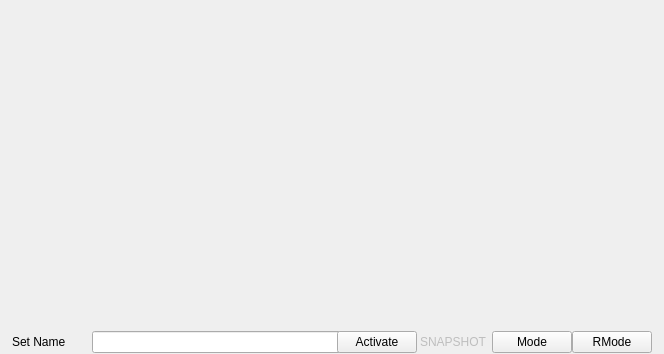
The window that seq_qt5/forms/qslivegrid.ui (ahlstromcj/seq66) describes before a commit, drawn with Qt 5.
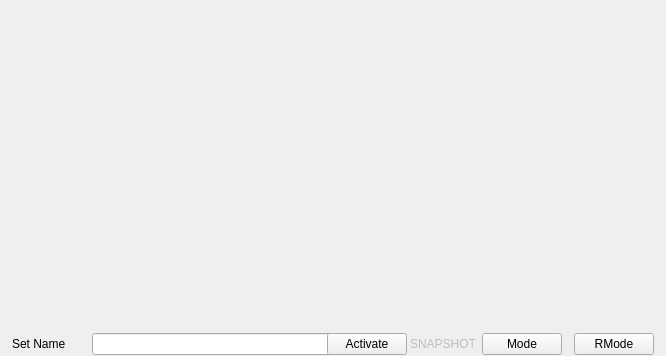
The same window after the commit.

Commit message: Tweaks to loop/quantize main buttons.

```diff
--- a/seq_qt5/forms/qslivegrid.ui
+++ b/seq_qt5/forms/qslivegrid.ui
@@ -6,8 +6,8 @@
    <rect>
     <x>0</x>
     <y>0</y>
-    <width>664</width>
-    <height>354</height>
+    <width>666</width>
+    <height>356</height>
    </rect>
   </property>
   <property name="sizePolicy">
@@ -218,6 +218,28 @@
        </property>
       </widget>
      </item>
+     <item>
+      <widget class="QPushButton" name="pushButton">
+       <property name="minimumSize">
+        <size>
+         <width>12</width>
+         <height>0</height>
+        </size>
+       </property>
+       <property name="maximumSize">
+        <size>
+         <width>12</width>
+         <height>16777215</height>
+        </size>
+       </property>
+       <property name="text">
+        <string/>
+       </property>
+       <property name="flat">
+        <bool>true</bool>
+       </property>
+      </widget>
+     </item>
      <item>
       <widget class="QPushButton" name="buttonRecordMode">
        <property name="minimumSize">
```
The commit also changes 2 other files.
